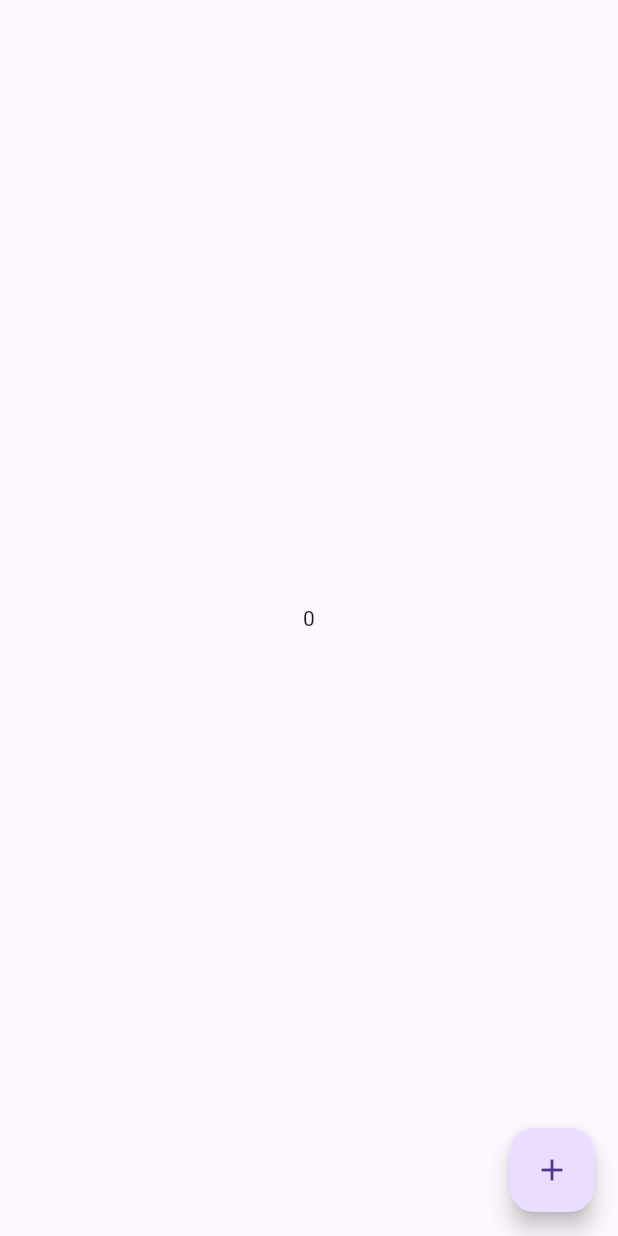
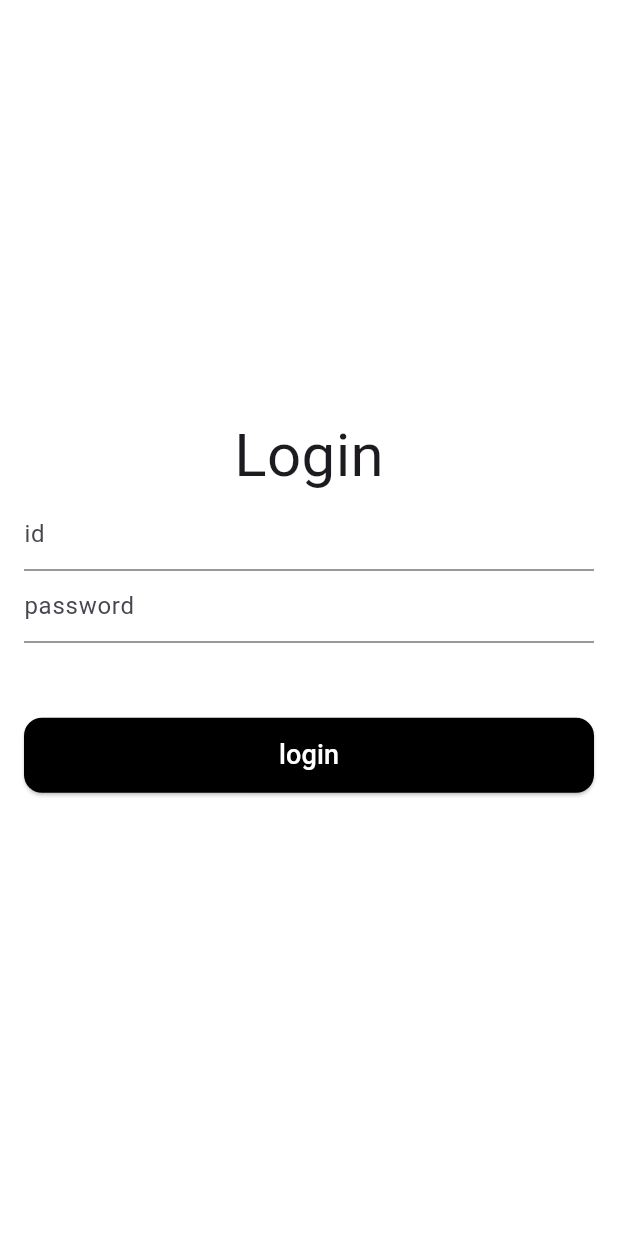
Before and after one commit to jerry-joohee/flutter_study_1, a Flutter app: the screen it shows after launch, on a phone screen of 412 x 824 dp. Run offline on Flutter 3.47's test engine with Material 3 defaults, Android fonts, the phone set to English and light mode, and no system bars; our stand-ins replace flutter_riverpod, riverpod_annotation; generated files the repository leaves out were written again.

Commit message:
login_2 리버팟 추가

```diff
--- a/lib/login.dart
+++ b/lib/login.dart
@@ -1,6 +1,7 @@
 import 'package:flutter/material.dart';
 import 'package:flutter_study/todolist.dart';
 import 'package:flutter_riverpod/flutter_riverpod.dart';
+import 'package:flutter_study/riverpod.dart';
 
 class Login extends StatefulWidget {
   const Login({super.key});
--- /dev/null
+++ b/lib/login_2.dart
@@ -0,0 +1,137 @@
+import 'package:flutter/material.dart';
+import 'package:flutter_study/todolist.dart';
+import 'package:flutter_riverpod/flutter_riverpod.dart';
+import 'package:flutter_study/riverpod.dart';
+
+// 로그인 상태를 관리하는 클래스
+class LoginState {
+  final bool isLoggedIn; //이 값이 true면 사용자가 로그인한 상태이고, false면 로그인하지 않은 상태
+
+  LoginState({required this.isLoggedIn});
+
+  // 상태를 업데이트하기 위해 복사본을 만드는 메서드 (복사본 만드는 이유?불변성 유지, 상태 업데이트의 가독성, 유지보수성 향상)
+  LoginState copyWith({bool? isLoggedIn}) {
+    return LoginState(isLoggedIn: isLoggedIn ?? this.isLoggedIn);
+    // ??는 null 병합 연산자로,isLoggedIn 값이 null이면 기존 값(this.isLoggedIn)을 유지하고, null이 아니면 새로운 값을 사용합니다.
+    // 이 방법은 상태를 불변(immutable)으로 유지하면서, 필요한 속성만 업데이트할 수 있게 해줍니다.
+  }
+}
+
+// LoginStateNotifier를 통해 상태를 관리
+class LoginStateNotifier extends StateNotifier<LoginState> {
+  //stateNotifier(=상태관리역할 클래스)<상태 관리할 타입>
+  LoginStateNotifier()
+      : super(LoginState(isLoggedIn: false)); //초기 상태를 isLoggedIn: false로 설정
+
+  void loginSuccess() {
+    state = state.copyWith(isLoggedIn: true);
+  }
+
+  void logout() {
+    state = state.copyWith(isLoggedIn: false);
+  }
+}
+
+// Riverpod provider 정의
+final loginStateProvider =
+    StateNotifierProvider<LoginStateNotifier, LoginState>(
+  (ref) => LoginStateNotifier(),
+);
+
+//기존의 StatelessWidget 대신 Riverpod의 ConsumerWidget을 상속받아 사용합니다.
+class Login2 extends ConsumerWidget {
+  const Login2({super.key});
+
+  @override
+  Widget build(BuildContext context, WidgetRef ref) {
+    //WidgetRef: 이 객체는 Riverpod의 상태에 접근하고, 상태를 읽거나 변경하는 기능을 제공합니다.
+
+    // 로그인 상태를 감시
+    final loginNotifier = ref.read(loginStateProvider.notifier);
+    //ref.read를 사용해 loginStateProvider의 notifier에 접근합니다. 이는 상태를 변경할 수 있는 기능을 제공합니다.
+
+    // 입력받는 id,password
+    String inputId = "";
+    String inputPassword = "";
+
+    String id = "test";
+    String password = "1234";
+    // 변수 두 개씩 사용하는 이유는 사용자의 입력과 미리 정의된 값(정답)을 비교하여 인증을 수행하기 위해서
+
+    bool errorId = false;
+    bool errorPassword = false;
+
+    return Scaffold(
+      backgroundColor: Colors.white,
+      body: Padding(
+        padding: EdgeInsets.symmetric(horizontal: 16),
+        child: Center(
+          child: Column(
+            mainAxisAlignment: MainAxisAlignment.center,
+            children: [
+              Text(
+                'Login',
+                style: TextStyle(fontSize: 40),
+              ),
+              TextField(
+                onChanged: (value) {
+                  inputId = value;
+                  if (errorId) {
+                    errorId = false; //errorId값이 true일 경우에 false로 바꿔줌
+                  }
+                },
+                decoration: InputDecoration(
+                    hintText: 'id', errorText: errorId ? '아이디가 맞지 않습니다' : null),
+              ),
+              TextField(
+                onChanged: (value) {
+                  inputPassword = value;
+                  if (errorPassword) {
+                    errorPassword = false;
+                  }
+                },
+                decoration: InputDecoration(
+                    hintText: 'password',
+                    errorText: errorPassword ? '비밀번호가 맞지 않습니다' : null),
+              ),
+              SizedBox(
+                height: 50,
+              ),
+              ElevatedButton(
+                onPressed: () {
+                  errorId = inputId != id;
+                  errorPassword = inputPassword != password;
+
+                  if (!errorId && !errorPassword) {
+                    // 로그인 성공 시 상태를 변경
+                    loginNotifier.loginSuccess();
+
+                    // 로그인 성공 시 페이지 이동
+                    Navigator.push(
+                      context,
+                      MaterialPageRoute(
+                        builder: (context) => TodoApp(), // 페이지 이동
+                      ),
+                    );
+                  }
+                },
+                style: ElevatedButton.styleFrom(
+                  minimumSize: Size.fromHeight(50),
+                  backgroundColor: Colors.black,
+                  shape: RoundedRectangleBorder(
+                    borderRadius: BorderRadius.circular(12),
+                  ),
+                ),
+                child: Text(
+                  'login',
+                  style: TextStyle(color: Colors.white, fontSize: 18),
+                ),
+              ),
+              SizedBox(height: 20),
+            ],
+          ),
+        ),
+      ),
+    );
+  }
+}
--- a/lib/main.dart
+++ b/lib/main.dart
@@ -2,6 +2,7 @@ import 'package:flutter/material.dart';
 import 'package:flutter_riverpod/flutter_riverpod.dart';
 
 import 'package:flutter_study/login.dart';
+import 'package:flutter_study/login_2.dart';
 import 'package:flutter_study/todolist.dart';
 import 'package:flutter_study/home.dart';
 import 'package:flutter_study/riverpod.dart';
@@ -17,7 +18,6 @@ void main() {
 class MyApp extends StatelessWidget {
   const MyApp({super.key});
 
-  // This widget is the root of your application.
   @override
   Widget build(BuildContext context) {
     return MaterialApp(
@@ -25,7 +25,7 @@ class MyApp extends StatelessWidget {
         theme: ThemeData(
           useMaterial3: true,
         ),
-        home: Home());
+        home: Login2());
   }
 }
 
```
